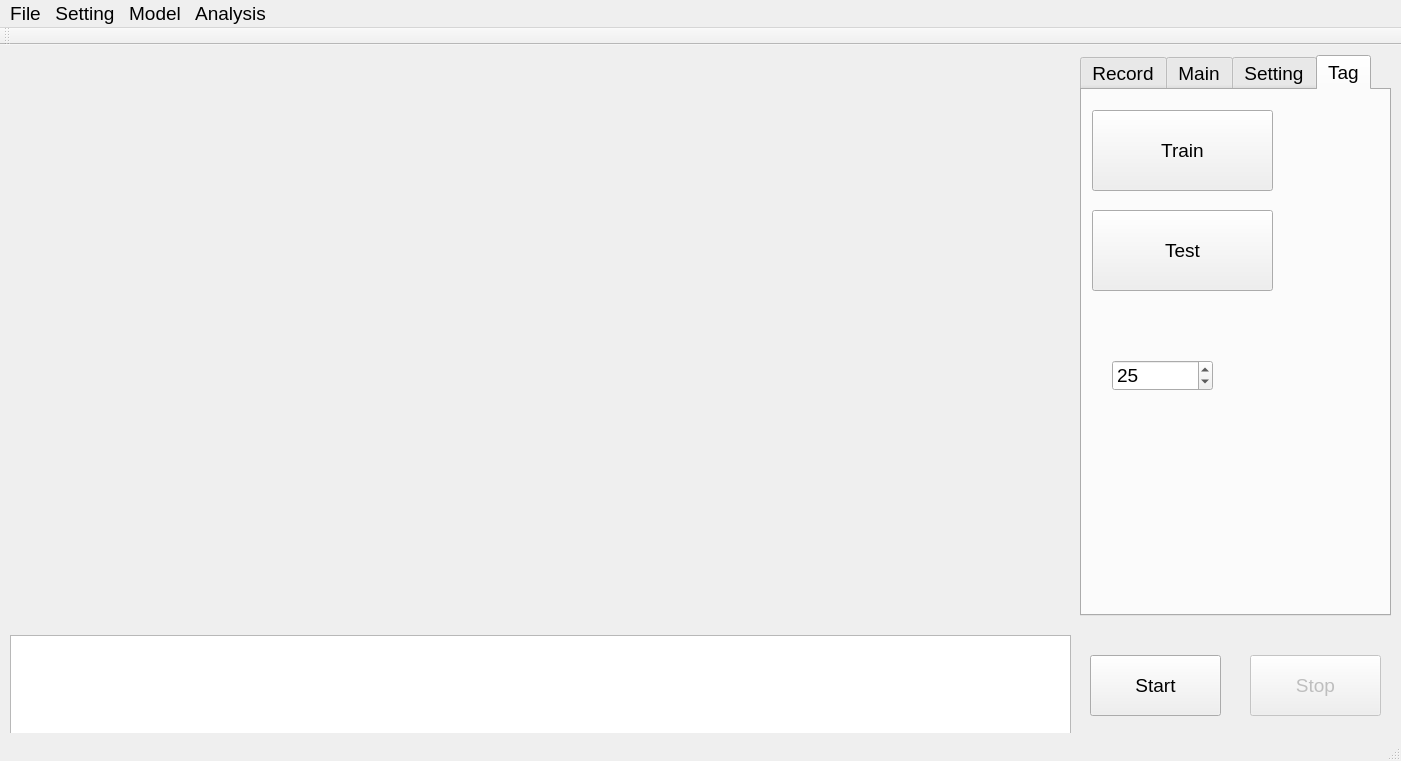
Before: the Qt Designer form mainwindow.ui in jefftsai8049/In-hive_Honey_Bee_Monitoring_System, drawn with Qt 5.
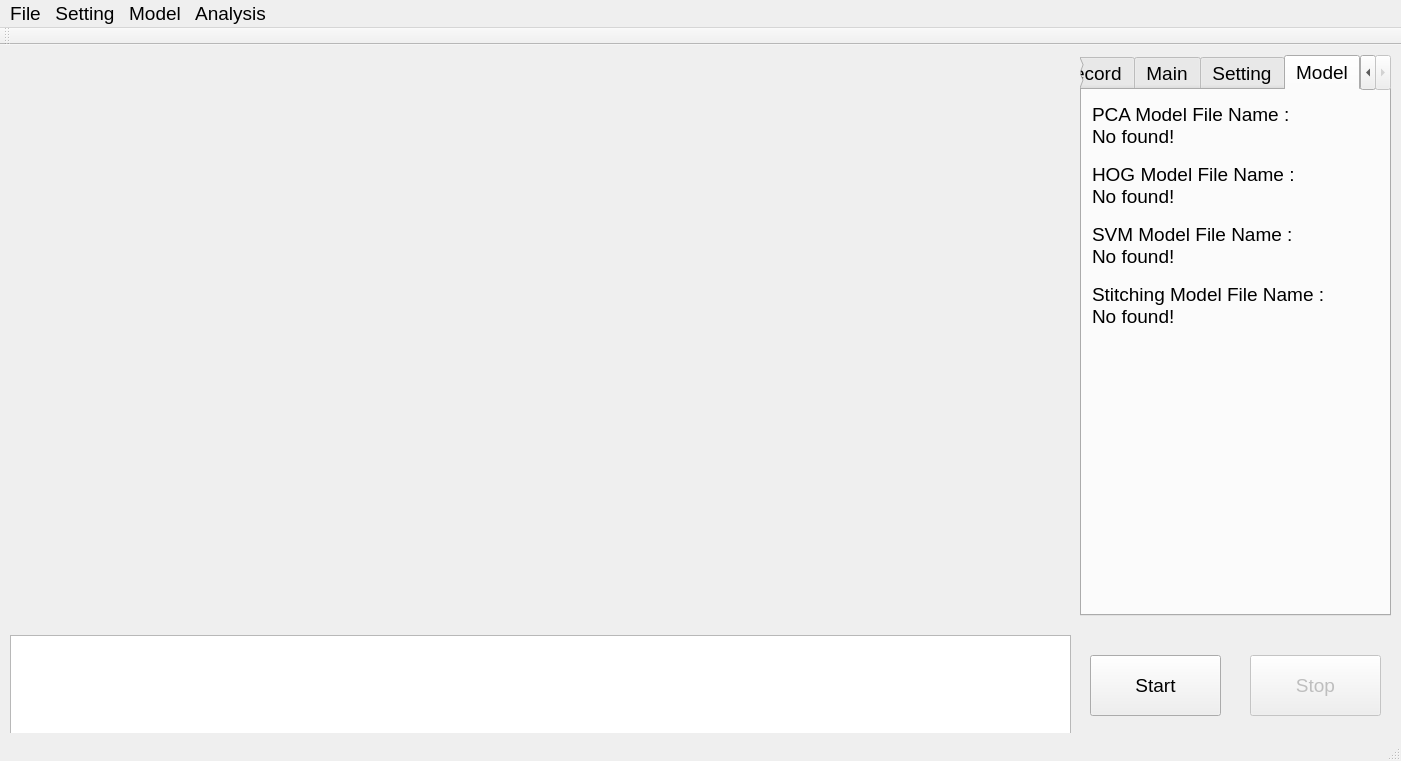
After: the same form once the commit is applied. The open tabs and pages were chosen to show the change. Icons and pictures are not drawn. Custom widgets are drawn as their Qt base class.

What changed in the file:
```diff
--- a/mainwindow.ui
+++ b/mainwindow.ui
@@ -603,42 +603,11 @@
        </item>
       </widget>
      </widget>
-    </widget>
-    <widget class="QWidget" name="tab_3">
-     <attribute name="title">
-      <string>Tag</string>
-     </attribute>
-     <widget class="QPushButton" name="load_training_data_pushButton">
-      <property name="geometry">
-       <rect>
-        <x>10</x>
-        <y>20</y>
-        <width>181</width>
-        <height>81</height>
-       </rect>
-      </property>
-      <property name="text">
-       <string>Train</string>
-      </property>
-     </widget>
-     <widget class="QPushButton" name="test_recognition_pushButton">
-      <property name="geometry">
-       <rect>
-        <x>10</x>
-        <y>120</y>
-        <width>181</width>
-        <height>81</height>
-       </rect>
-      </property>
-      <property name="text">
-       <string>Test</string>
-      </property>
-     </widget>
      <widget class="QSpinBox" name="PCARemains_spinBox">
       <property name="geometry">
        <rect>
-        <x>30</x>
-        <y>270</y>
+        <x>70</x>
+        <y>470</y>
         <width>101</width>
         <height>31</height>
        </rect>
@@ -654,6 +623,67 @@
       </property>
      </widget>
     </widget>
+    <widget class="QWidget" name="tab_3">
+     <attribute name="title">
+      <string>Model</string>
+     </attribute>
+     <widget class="QLabel" name="PCA_model_name_label">
+      <property name="geometry">
+       <rect>
+        <x>10</x>
+        <y>10</y>
+        <width>281</width>
+        <height>51</height>
+       </rect>
+      </property>
+      <property name="text">
+       <string>PCA Model File Name :
+No found!</string>
+      </property>
+     </widget>
+     <widget class="QLabel" name="HOG_model_name_label">
+      <property name="geometry">
+       <rect>
+        <x>10</x>
+        <y>70</y>
+        <width>281</width>
+        <height>51</height>
+       </rect>
+      </property>
+      <property name="text">
+       <string>HOG Model File Name :
+No found!</string>
+      </property>
+     </widget>
+     <widget class="QLabel" name="SVM_model_name_label">
+      <property name="geometry">
+       <rect>
+        <x>10</x>
+        <y>130</y>
+        <width>291</width>
+        <height>51</height>
+       </rect>
+      </property>
+      <property name="text">
+       <string>SVM Model File Name :
+No found!</string>
+      </property>
+     </widget>
+     <widget class="QLabel" name="Stitching_model_name_label">
+      <property name="geometry">
+       <rect>
+        <x>10</x>
+        <y>190</y>
+        <width>281</width>
+        <height>51</height>
+       </rect>
+      </property>
+      <property name="text">
+       <string>Stitching Model File Name :
+No found!</string>
+      </property>
+     </widget>
+    </widget>
    </widget>
    <widget class="QPushButton" name="stitchingStart_pushButton">
     <property name="geometry">
```
Left out of the diff: 4 changed lines with no effect on the pictures.
